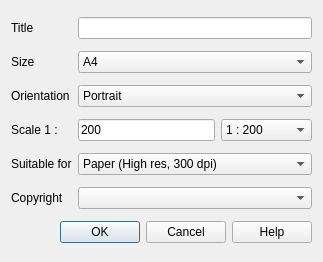
lutraconsulting/qgis-moor-tools-plugin, file QGIS Plugin/ui_templateselector.ui: the form before one commit.
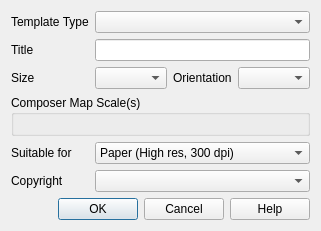
The form after the commit.

Commit message: Simplified configuration (now based on simple folder structure) Added configuration dialog Support for multiple composer maps per template Added better documentation Updated help page (and link)

Patch:
```diff
--- a/QGIS Plugin/ui_templateselector.ui
+++ b/QGIS Plugin/ui_templateselector.ui
@@ -9,8 +9,8 @@
    <rect>
     <x>0</x>
     <y>0</y>
-    <width>323</width>
-    <height>262</height>
+    <width>297</width>
+    <height>218</height>
    </rect>
   </property>
   <property name="windowTitle">
@@ -20,181 +20,111 @@
    <bool>true</bool>
   </property>
   <layout class="QGridLayout" name="gridLayout">
-   <item row="0" column="0">
+   <item row="7" column="0" colspan="5">
+    <widget class="QDialogButtonBox" name="buttonBox">
+     <property name="orientation">
+      <enum>Qt::Horizontal</enum>
+     </property>
+     <property name="standardButtons">
+      <set>QDialogButtonBox::Cancel|QDialogButtonBox::Help|QDialogButtonBox::Ok</set>
+     </property>
+    </widget>
+   </item>
+   <item row="5" column="1" colspan="4">
+    <widget class="QComboBox" name="copyrightComboBox"/>
+   </item>
+   <item row="3" column="0" colspan="5">
+    <widget class="QGroupBox" name="mapScalesGroupBox">
+     <property name="title">
+      <string>Composer Map Scale(s)</string>
+     </property>
+     <layout class="QGridLayout" name="gridLayout_2">
+      <item row="0" column="0">
+       <layout class="QGridLayout" name="scalesGridLayout"/>
+      </item>
+     </layout>
+    </widget>
+   </item>
+   <item row="4" column="0">
+    <widget class="QLabel" name="suitableForLabel">
+     <property name="text">
+      <string>Suitable for</string>
+     </property>
+    </widget>
+   </item>
+   <item row="5" column="0">
+    <widget class="QLabel" name="copyrightLabel">
+     <property name="text">
+      <string>Copyright</string>
+     </property>
+    </widget>
+   </item>
+   <item row="4" column="1" colspan="4">
+    <widget class="QComboBox" name="suitableForComboBox">
+     <item>
+      <property name="text">
+       <string>Paper (High res, 300 dpi)</string>
+      </property>
+     </item>
+     <item>
+      <property name="text">
+       <string>Electronic (Low res, 96 dpi)</string>
+      </property>
+     </item>
+    </widget>
+   </item>
+   <item row="0" column="1" colspan="4">
+    <widget class="QComboBox" name="templateTypeComboBox"/>
+   </item>
+   <item row="1" column="0">
     <widget class="QLabel" name="titleLabel">
      <property name="text">
       <string>Title</string>
      </property>
     </widget>
    </item>
-   <item row="0" column="1" colspan="2">
+   <item row="1" column="1" colspan="4">
     <widget class="QLineEdit" name="titleLineEdit"/>
    </item>
-   <item row="1" column="0">
+   <item row="0" column="0">
+    <widget class="QLabel" name="templateTypeLabel">
+     <property name="text">
+      <string>Template Type</string>
+     </property>
+    </widget>
+   </item>
+   <item row="2" column="0">
     <widget class="QLabel" name="sizeLabel">
      <property name="text">
       <string>Size</string>
      </property>
     </widget>
    </item>
-   <item row="1" column="1" colspan="2">
-    <widget class="QComboBox" name="sizeComboBox">
-     <item>
-      <property name="text">
-       <string>A4</string>
-      </property>
-     </item>
-     <item>
-      <property name="text">
-       <string>A3</string>
-      </property>
-     </item>
-     <item>
-      <property name="text">
-       <string>A2</string>
-      </property>
-     </item>
-     <item>
-      <property name="text">
-       <string>A1</string>
-      </property>
-     </item>
-     <item>
-      <property name="text">
-       <string>A0</string>
-      </property>
-     </item>
-    </widget>
+   <item row="2" column="1" colspan="2">
+    <widget class="QComboBox" name="sizeComboBox"/>
    </item>
-   <item row="2" column="0">
+   <item row="2" column="3">
     <widget class="QLabel" name="orientationLabel">
      <property name="text">
       <string>Orientation</string>
      </property>
     </widget>
    </item>
-   <item row="2" column="1" colspan="2">
-    <widget class="QComboBox" name="orientationComboBox">
-     <item>
-      <property name="text">
-       <string>Portrait</string>
-      </property>
-     </item>
-     <item>
-      <property name="text">
-       <string>Landscape</string>
-      </property>
-     </item>
-    </widget>
+   <item row="2" column="4">
+    <widget class="QComboBox" name="orientationComboBox"/>
    </item>
-   <item row="3" column="0">
-    <widget class="QLabel" name="scaleLabel">
-     <property name="text">
-      <string>Scale 1 : </string>
-     </property>
-    </widget>
-   </item>
-   <item row="3" column="1">
-    <widget class="QLineEdit" name="scaleLineEdit">
-     <property name="text">
-      <string>200</string>
-     </property>
-    </widget>
-   </item>
-   <item row="3" column="2">
-    <widget class="QComboBox" name="scaleComboBox">
-     <item>
-      <property name="text">
-       <string>1 : 200</string>
-      </property>
-     </item>
-     <item>
-      <property name="text">
-       <string>1 : 500</string>
-      </property>
-     </item>
-     <item>
-      <property name="text">
-       <string>1 : 1,000</string>
-      </property>
-     </item>
-     <item>
-      <property name="text">
-       <string>1 : 1,250</string>
-      </property>
-     </item>
-     <item>
-      <property name="text">
-       <string>1 : 2,500</string>
-      </property>
-     </item>
-     <item>
-      <property name="text">
-       <string>1 : 5,000</string>
-      </property>
-     </item>
-     <item>
-      <property name="text">
-       <string>1 : 10,000</string>
-      </property>
-     </item>
-     <item>
-      <property name="text">
-       <string>1 : 25,000</string>
-      </property>
-     </item>
-     <item>
-      <property name="text">
-       <string>1 : 50,000</string>
-      </property>
-     </item>
-     <item>
-      <property name="text">
-       <string>1 : 100,000</string>
-      </property>
-     </item>
-    </widget>
-   </item>
-   <item row="4" column="0">
-    <widget class="QLabel" name="suitableForLabel">
-     <property name="text">
-      <string>Suitable for</string>
-     </property>
-    </widget>
-   </item>
-   <item row="4" column="1" colspan="2">
-    <widget class="QComboBox" name="suitableForComboBox">
-     <item>
-      <property name="text">
-       <string>Paper (High res, 300 dpi)</string>
-      </property>
-     </item>
-     <item>
-      <property name="text">
-       <string>Electronic (Low res, 96 dpi)</string>
-      </property>
-     </item>
-    </widget>
-   </item>
-   <item row="5" column="0">
-    <widget class="QLabel" name="copyrightLabel">
-     <property name="text">
-      <string>Copyright</string>
-     </property>
-    </widget>
-   </item>
-   <item row="5" column="1" colspan="2">
-    <widget class="QComboBox" name="copyrightComboBox"/>
-   </item>
-   <item row="6" column="0" colspan="3">
-    <widget class="QDialogButtonBox" name="buttonBox">
+   <item row="6" column="1">
+    <spacer name="verticalSpacer">
      <property name="orientation">
-      <enum>Qt::Horizontal</enum>
+      <enum>Qt::Vertical</enum>
      </property>
-     <property name="standardButtons">
-      <set>QDialogButtonBox::Cancel|QDialogButtonBox::Help|QDialogButtonBox::Ok</set>
+     <property name="sizeHint" stdset="0">
+      <size>
+       <width>20</width>
+       <height>40</height>
+      </size>
      </property>
-    </widget>
+    </spacer>
    </item>
   </layout>
  </widget>
```
Left out of the diff: 79 changed lines with no effect on the pictures. The commit also changes 11 other files.
